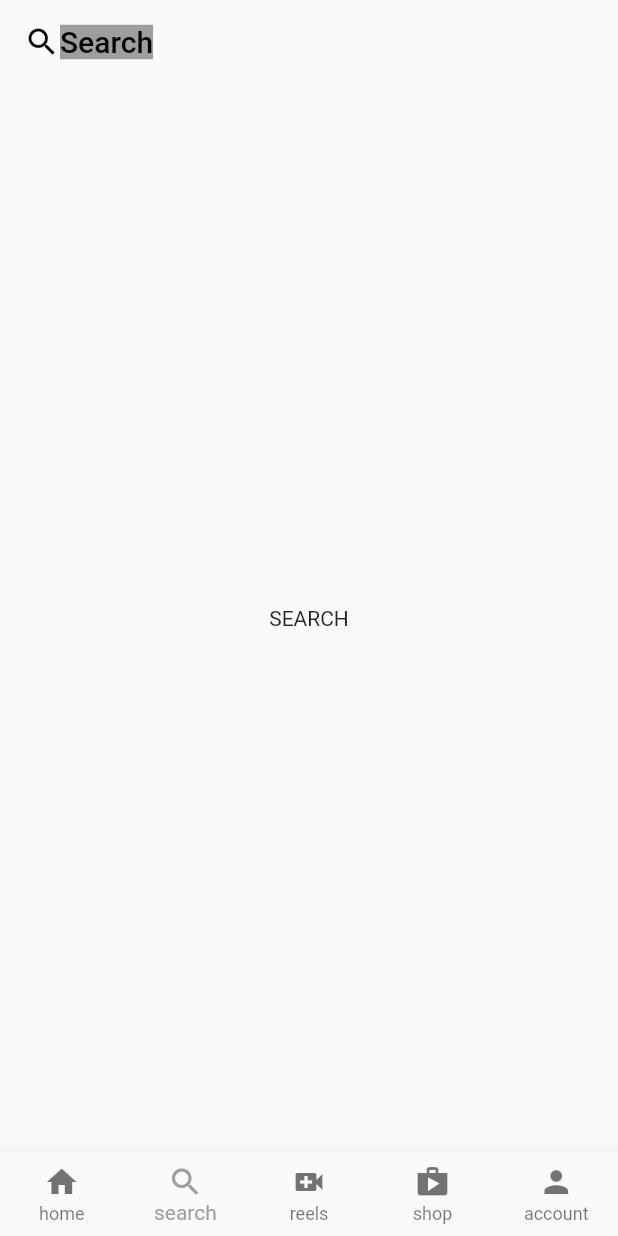
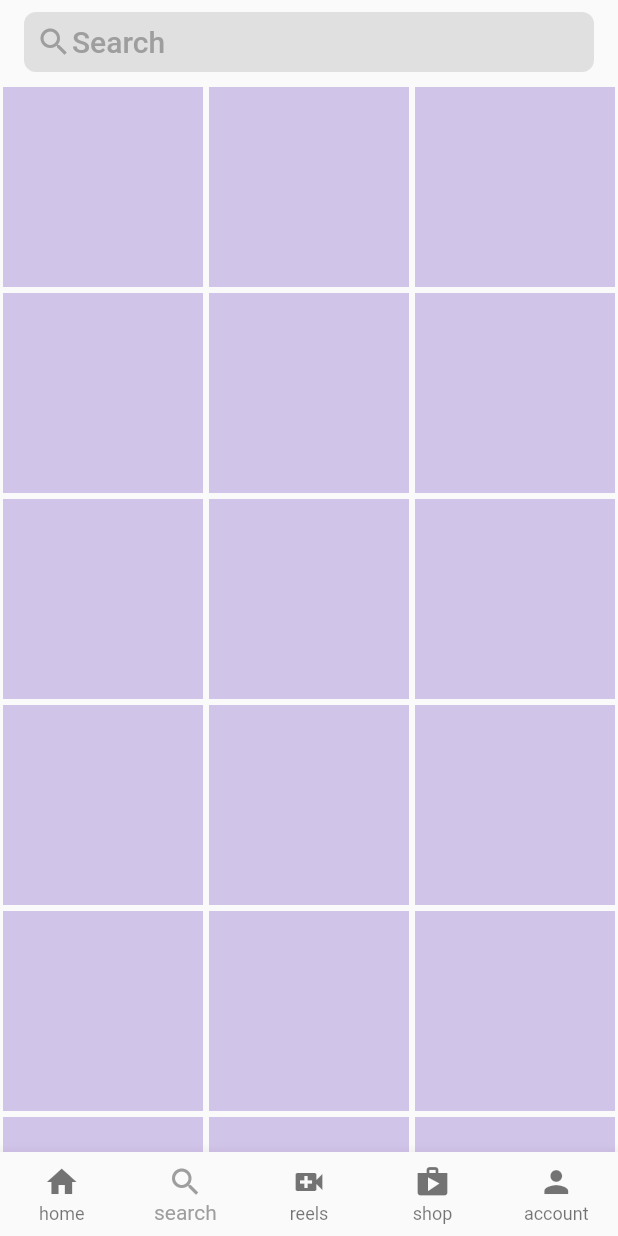
Before and after one commit to ariscybertech/aris_instagram, a Flutter app: the screen it shows after launch, item 2 of the bottom bar chosen, on a phone screen of 412 x 824 dp. Run offline on Flutter 3.47's test engine with Material 2 defaults, Android fonts, the light colour scheme and no system bars.

Commit message:
Version 1.0.0+4

```diff
--- a/lib/pages/search.dart
+++ b/lib/pages/search.dart
@@ -1,3 +1,4 @@
+import 'package:aris_instagram/util/explore_grid.dart';
 import 'package:flutter/material.dart';
 
 class UserSearch extends StatelessWidget {
@@ -9,17 +10,31 @@ class UserSearch extends StatelessWidget {
       appBar: AppBar(
         backgroundColor: Colors.transparent,
         elevation: 0,
-        title: Row(
-          children: [
-            Icon(Icons.search),
-            Container(
-              color: Colors.grey[500],
-              child: Text('Search'),
-            )
-          ],
+        title: ClipRRect(
+          borderRadius: BorderRadius.circular(8),
+          child: Container(
+            padding: EdgeInsets.all(8),
+            color: Colors.grey[300],
+            child: Row(
+              children: [
+                Icon(
+                  Icons.search,
+                  color: Colors.grey[500],
+                ),
+                Container(
+                  child: Text(
+                    'Search',
+                    style: TextStyle(
+                      color: Colors.grey[500],
+                    ),
+                  ),
+                )
+              ],
+            ),
+          ),
         ),
       ),
-      body: Center(child: Text('SEARCH')),
+      body: ExploreGrid(),
     );
   }
 }
--- /dev/null
+++ b/lib/util/explore_grid.dart
@@ -0,0 +1,20 @@
+import 'package:flutter/material.dart';
+
+class ExploreGrid extends StatelessWidget {
+  const ExploreGrid({ Key key }) : super(key: key);
+
+  @override
+  Widget build(BuildContext context) {
+    return GridView.builder(
+      itemCount: 20,
+      gridDelegate: SliverGridDelegateWithFixedCrossAxisCount(crossAxisCount: 3),
+    itemBuilder: (context, index) {
+      return Padding(
+        padding: EdgeInsets.all(2.0),
+        child: Container(
+          color: Colors.deepPurple[100]
+        ),
+      );
+    });
+  }
+}
```
